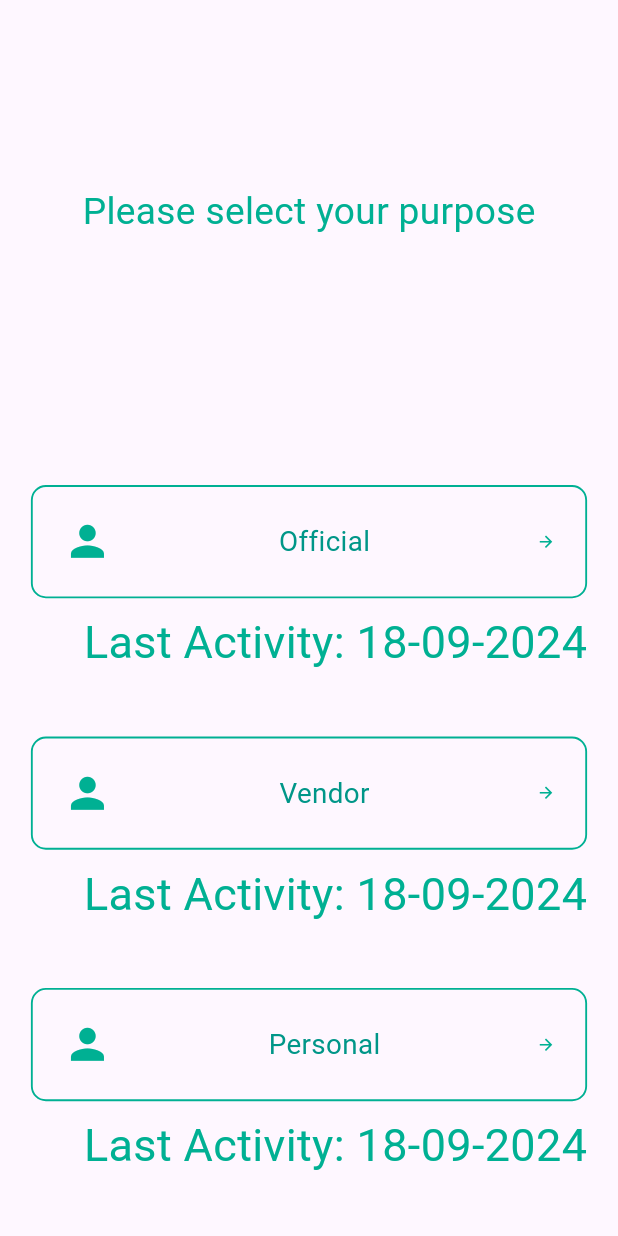
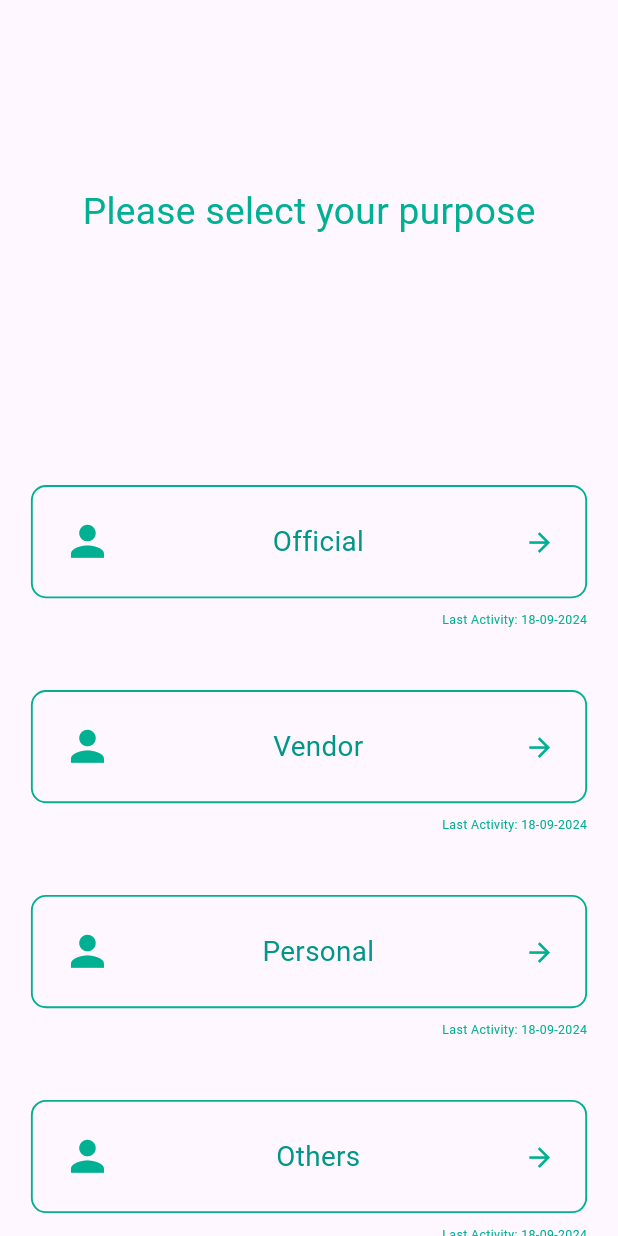
Before and after one commit to YKumar2910/Zioks_Application, a Flutter app: the Purpose screen opened by its route, on a phone screen of 412 x 824 dp. Run offline on Flutter 3.47's test engine with Material 3 defaults, Android fonts, the phone set to English and light mode, and no system bars; our stand-ins replace flutter_svg, flutter_typeahead, image_picker.

Commit message:
Updated Font sizes...

```diff
--- a/lib/pages/purposepage.dart
+++ b/lib/pages/purposepage.dart
@@ -47,7 +47,7 @@ class _PurposeState extends State<Purpose> {
                           alignment: Alignment.centerRight,
                           child: Text(
                             'Last Activity: 18-09-2024',
-                            style: TextStyle(color: Color.fromRGBO(0, 176, 147, 1), fontSize: 30),
+                            style: TextStyle(color: Color.fromRGBO(0, 176, 147, 1), fontSize: screenWidth*0.02),
                           ),
                         ),
                       ),
@@ -85,7 +85,7 @@ class _PurposeState extends State<Purpose> {
               label,
               style: TextStyle(fontSize: screenWidth * 0.045, color: Colors.teal,),
             ),
-            Icon(Icons.arrow_forward, color: Color.fromRGBO(0, 176, 147, 1), size: screenWidth*0.03,),
+            Icon(Icons.arrow_forward, color: Color.fromRGBO(0, 176, 147, 1), size: screenWidth*0.05,),
           ],
         ),
       ),
```
